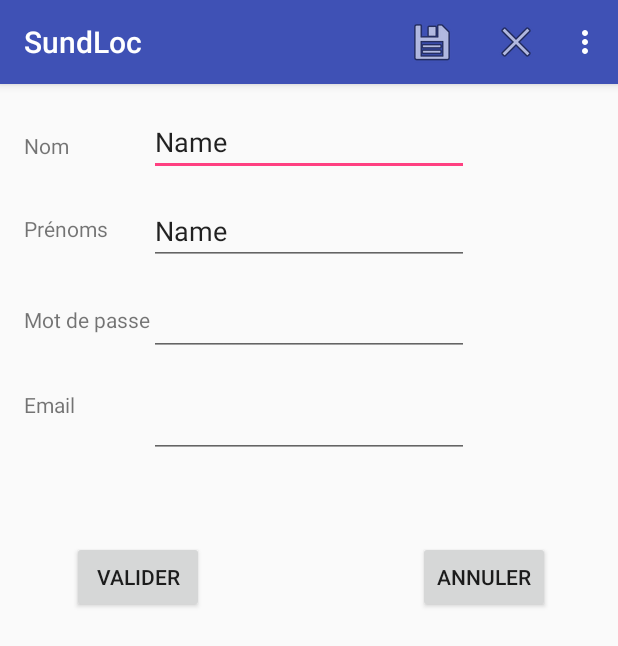
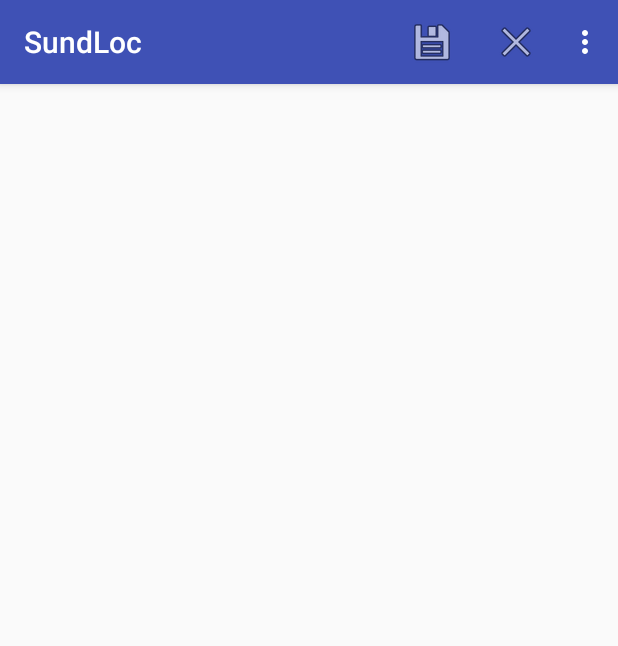
Before and after one commit to locohic/MyApp, an Android app: the Main2Activity screen opened directly, with no data from a screen before it, on a phone screen of 412 x 824 dp. Shown: the top 646 px of the screen. Run offline under Robolectric (Android 15) with nearby library versions, the phone set to English and light mode, and no system bars.

Commit message:
appli and

```diff
--- a/app/src/main/AndroidManifest.xml
+++ b/app/src/main/AndroidManifest.xml
@@ -17,8 +17,8 @@
                 <category android:name="android.intent.category.LAUNCHER" />
             </intent-filter>
         </activity>
-        <activity android:name=".Main2Activity" />
-        <activity android:name=".Main3Activity" />
+        <activity android:name=".Main2Activity"/>
+        <activity android:name=".Main3Activity"/>
 
         <service
             android:name=".GetBiersService"
--- a/app/src/main/java/com/example/loic/myapplication/GetBiersService.java
+++ b/app/src/main/java/com/example/loic/myapplication/GetBiersService.java
@@ -52,7 +52,7 @@ public class GetBiersService extends IntentService {
     public static void startActionBiers(Context context) {
         Intent intent = new Intent(context, GetBiersService.class);
         intent.setAction(Get_Biers);
-        intent.putExtra(EXTRA_PARAM1,"com.example.loic.myapplication.extra.PARAM1");
+        intent.putExtra(EXTRA_PARAM1,true);
         context.startService(intent);
     }
 
--- a/app/src/main/java/com/example/loic/myapplication/Main2Activity.java
+++ b/app/src/main/java/com/example/loic/myapplication/Main2Activity.java
@@ -1,5 +1,6 @@
 package com.example.loic.myapplication;
 
+import android.content.Intent;
 import android.support.v7.app.AppCompatActivity;
 import android.os.Bundle;
 import android.view.Menu;
--- a/app/src/main/java/com/example/loic/myapplication/MainActivity.java
+++ b/app/src/main/java/com/example/loic/myapplication/MainActivity.java
@@ -23,7 +23,6 @@ Calendar calendar = Calendar.getInstance();
             super.onCreate(savedInstanceState);
             setContentView(R.layout.activity_main);
             TV1 = (TextView) findViewById(R.id.TV1);
-            Button InscButton = (Button) findViewById(R.id.Inscbutton);
             Button ConnectButton = (Button) findViewById(R.id.ConnectButton);
             TextView TV1 = (TextView) findViewById(R.id.TV1);
             getString(R.string.view_text);
@@ -43,11 +42,6 @@ Calendar calendar = Calendar.getInstance();
             }
         };
 
-
-    public void inscription(View v){
-        Intent inscription = new Intent(this,Main2Activity.class);
-        startActivity(inscription);
-    }
     public void connexion(View v) {
         Intent connexion = new Intent(this,Main3Activity.class);
         startActivity(connexion);
--- a/app/src/main/res/layout/activity_main2.xml
+++ b/app/src/main/res/layout/activity_main2.xml
@@ -10,109 +10,5 @@
     android:paddingTop="@dimen/activity_vertical_margin"
     tools:context="com.example.loic.myapplication.Main2Activity">
 
-    <TextView
-        android:text="Nom"
-        android:layout_width="wrap_content"
-        android:layout_height="wrap_content"
-        android:layout_alignParentTop="true"
-        android:layout_alignParentLeft="true"
-        android:layout_alignParentStart="true"
-        android:layout_marginTop="15dp"
-        android:id="@+id/Nom_abo" />
 
-    <TextView
-        android:text="Prénoms"
-        android:layout_width="wrap_content"
-        android:layout_height="wrap_content"
-        android:layout_below="@+id/Nom_abo"
-        android:layout_alignParentLeft="true"
-        android:layout_alignParentStart="true"
-        android:layout_marginTop="36dp"
-        android:id="@+id/Prenom_abo" />
-
-    <TextView
-        android:text="Mot de passe"
-        android:layout_width="wrap_content"
-        android:layout_height="wrap_content"
-        android:layout_below="@+id/Prenom_abo"
-        android:layout_alignParentLeft="true"
-        android:layout_alignParentStart="true"
-        android:layout_marginTop="41dp"
-        android:id="@+id/Pwd_abo" />
-
-    <TextView
-        android:text="Email"
-        android:layout_width="wrap_content"
-        android:layout_height="wrap_content"
-        android:layout_below="@+id/Pwd_abo"
-        android:layout_alignParentLeft="true"
-        android:layout_alignParentStart="true"
-        android:layout_marginTop="37dp"
-        android:id="@+id/Email_abo" />
-
-    <EditText
-        android:layout_width="wrap_content"
-        android:layout_height="wrap_content"
-        android:inputType="textPersonName"
-        android:text="Name"
-        android:ems="10"
-        android:layout_alignParentTop="true"
-        android:layout_centerHorizontal="true"
-        android:id="@+id/editText5" />
-
-    <EditText
-        android:layout_width="wrap_content"
-        android:layout_height="wrap_content"
-        android:inputType="textPersonName"
-        android:text="Name"
-        android:ems="10"
-        android:layout_below="@+id/editText5"
-        android:layout_alignRight="@+id/editText5"
-        android:layout_alignEnd="@+id/editText5"
-        android:layout_marginTop="14dp"
-        android:id="@+id/editText6" />
-
-    <EditText
-        android:layout_width="wrap_content"
-        android:layout_height="wrap_content"
-        android:inputType="textPassword"
-        android:ems="10"
-        android:layout_below="@+id/editText6"
-        android:layout_alignRight="@+id/editText6"
-        android:layout_alignEnd="@+id/editText6"
-        android:layout_marginTop="15dp"
-        android:id="@+id/editText7" />
-
-    <EditText
-        android:layout_width="wrap_content"
-        android:layout_height="wrap_content"
-        android:inputType="textEmailAddress"
-        android:ems="10"
-        android:layout_alignTop="@+id/Email_abo"
-        android:layout_alignRight="@+id/editText7"
-        android:layout_alignEnd="@+id/editText7"
-        android:id="@+id/editText8" />
-
-    <Button
-        android:text="Valider"
-        android:layout_width="wrap_content"
-        android:layout_height="wrap_content"
-        android:layout_below="@+id/editText8"
-        android:layout_alignParentLeft="true"
-        android:layout_alignParentStart="true"
-        android:layout_marginLeft="32dp"
-        android:layout_marginStart="32dp"
-        android:layout_marginTop="55dp"
-        android:id="@+id/Valider_button" />
-
-    <Button
-        android:text="Annuler"
-        android:layout_width="wrap_content"
-        android:layout_height="wrap_content"
-        android:layout_alignTop="@+id/Valider_button"
-        android:layout_alignParentRight="true"
-        android:layout_alignParentEnd="true"
-        android:layout_marginRight="29dp"
-        android:layout_marginEnd="29dp"
-        android:id="@+id/Annuler_button" />
 </RelativeLayout>
--- a/build.gradle
+++ b/build.gradle
@@ -5,7 +5,7 @@ buildscript {
         jcenter()
     }
     dependencies {
-        classpath 'com.android.tools.build:gradle:2.2.2'
+        classpath 'com.android.tools.build:gradle:2.2.3'
 
         // NOTE: Do not place your application dependencies here; they belong
         // in the individual module build.gradle files
```
Also changed, not shown: app/build.gradle (+5 -9 lines), app/src/main/java/com/example/loic/myapplication/Main3Activity.java (+43 -30 lines), app/src/main/res/layout/activity_main.xml (+14 -20 lines), app/src/main/res/layout/activity_main3.xml (+7 -5 lines), gradle/wrapper/gradle-wrapper.properties.
